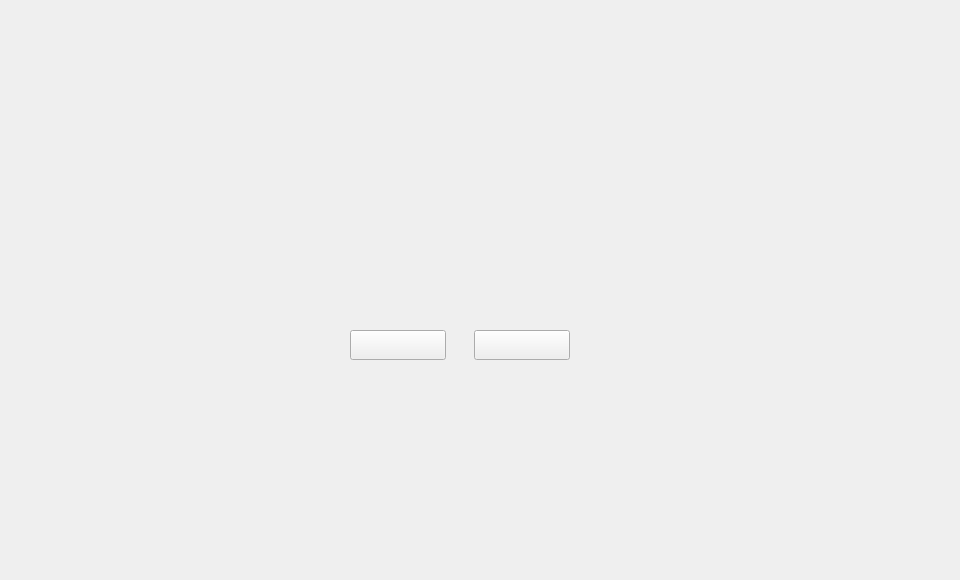
The window that LNKWallet/commondialog.ui (HcashOrg/hx-indicator) describes before a commit, drawn with Qt 5.
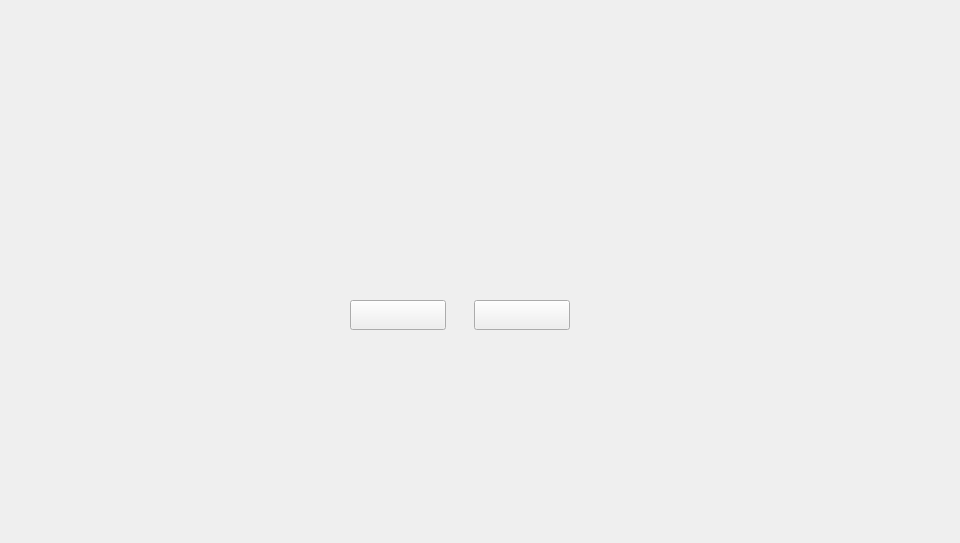
The same window after the commit.

What changed in the file:
```diff
--- a/LNKWallet/commondialog.ui
+++ b/LNKWallet/commondialog.ui
@@ -7,7 +7,7 @@
     <x>0</x>
     <y>0</y>
     <width>960</width>
-    <height>580</height>
+    <height>543</height>
    </rect>
   </property>
   <property name="windowTitle">
@@ -19,14 +19,14 @@
      <x>0</x>
      <y>0</y>
      <width>960</width>
-     <height>580</height>
+     <height>543</height>
     </rect>
    </property>
    <widget class="QWidget" name="containerWidget" native="true">
     <property name="geometry">
      <rect>
       <x>290</x>
-      <y>180</y>
+      <y>150</y>
       <width>340</width>
       <height>200</height>
      </rect>
```
